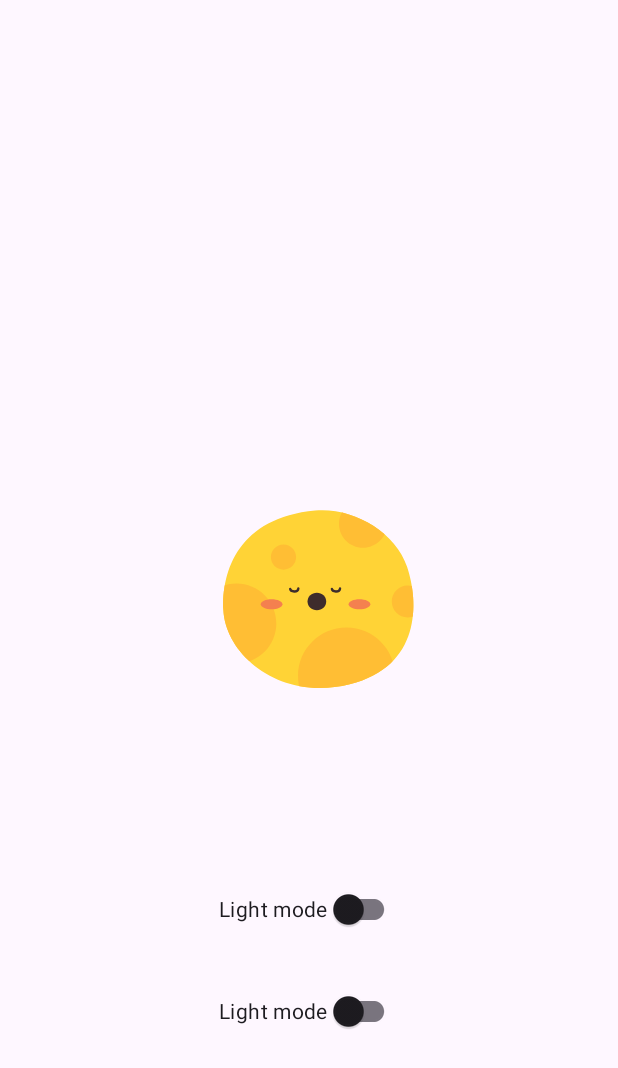
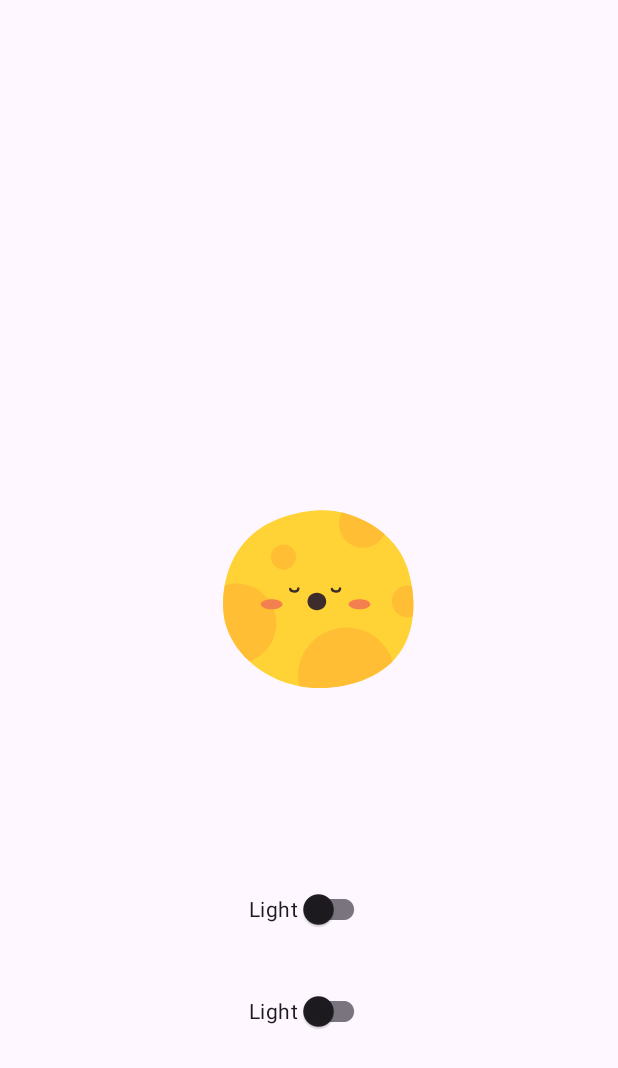
Before and after one commit to OmidrezaBagheriyan/DataStoreAndroid, an Android app: the layout activity_main.xml on its own in the app's theme, with its tools: preview values and no code run, on a phone screen of 412 x 824 dp. Shown: the top 1068 px of the screen. Run offline under Robolectric (Android 15) with nearby library versions, the phone set to English and light mode, and no system bars.

Commit message:
Update strings.xml

```diff
--- a/app/src/main/res/values/strings.xml
+++ b/app/src/main/res/values/strings.xml
@@ -1,7 +1,8 @@
 <resources>
     <string name="app_name">DataStoreTutorials</string>
-    <string name="text_light_mode">Light mode </string>
-    <string name="text_night_mode">Night mode </string>
+    <string name="text_default_mode">Default</string>
+    <string name="text_light_mode">Light</string>
+    <string name="text_night_mode">Night</string>
     <string name="text_english_mode">English</string>
     <string name="text_persian_mode">Persian</string>
 </resources>
```
Also changed, not shown: 1 other file.
